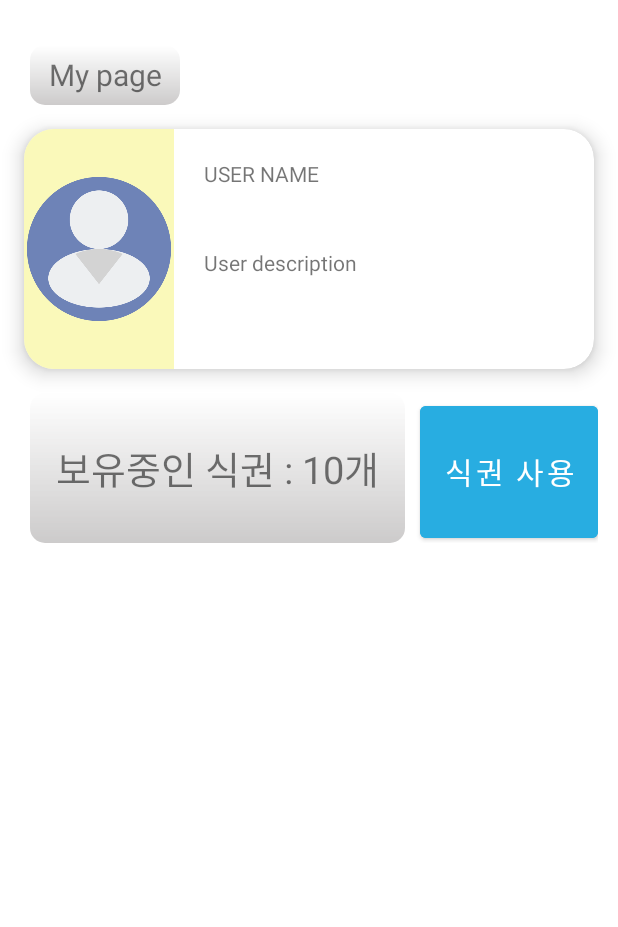
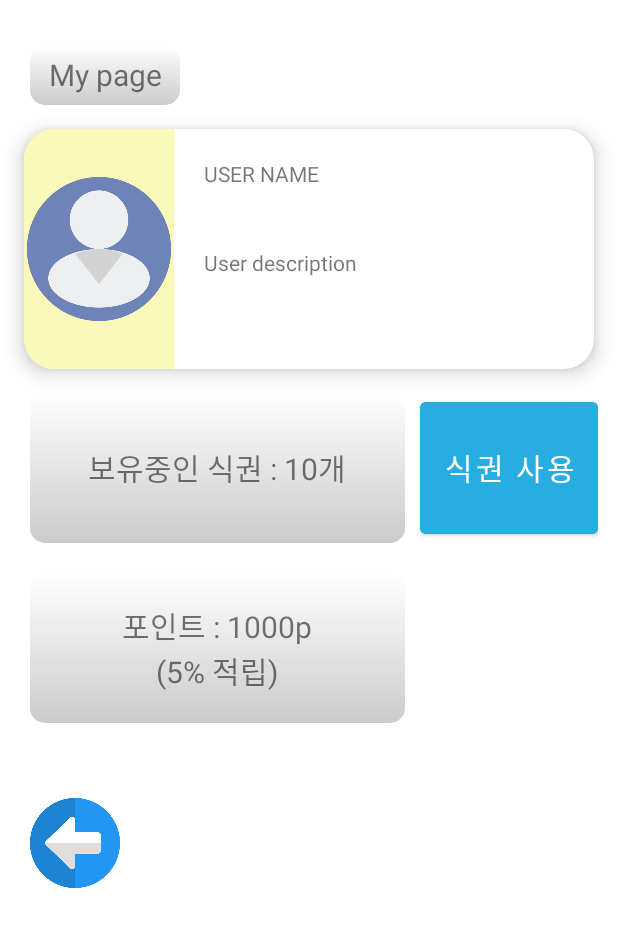
Before and after one commit to mjkmain/Android-Cafeteria-Project, an Android app: the layout mypage.xml on its own in the app's theme, with its tools: preview values and no code run, on a phone screen of 412 x 824 dp. Shown: the top 927 px of the screen. Run offline under Robolectric (Android 15) with nearby library versions, the phone set to English and light mode, and no system bars.

Commit message:
05.18commit

```diff
--- a/app/src/main/AndroidManifest.xml
+++ b/app/src/main/AndroidManifest.xml
@@ -20,6 +20,8 @@
         </activity>
 
         <activity android:name=".MainDisplay"/>
+        <activity android:name=".MyPage"/>
+        <activity android:name=".DiffMenuSelec"/>
     </application>
 
 </manifest>
--- a/app/src/main/res/layout/mypage.xml
+++ b/app/src/main/res/layout/mypage.xml
@@ -17,6 +17,7 @@
         />
 
     <androidx.cardview.widget.CardView
+        android:id="@+id/cd_user"
         android:layout_width="wrap_content"
         android:layout_height="wrap_content"
         app:cardCornerRadius="20dp"
@@ -65,7 +66,7 @@
             android:layout_height="100dp"
             android:text="보유중인 식권 : 10개"
             android:background="@drawable/text_background"
-            android:textSize="25dp"
+            android:textSize="20dp"
             />
 
         <Button
@@ -78,5 +79,26 @@
     </LinearLayout>
 
 
+    <TextView
+        android:layout_margin="20dp"
+        android:layout_width="250dp"
+        android:layout_height="100dp"
+        android:text="포인트 : 1000p\n(5% 적립)"
+        android:background="@drawable/text_background"
+        android:textSize="20dp"
+        android:gravity="center"
+
+        />
+    <ImageButton
+        android:id="@+id/mp_prev"
+        android:layout_marginTop="30dp"
+        android:layout_marginLeft="20dp"
+        android:layout_width="60dp"
+        android:layout_height="60dp"
+        android:background="@drawable/round_button"
+        android:scaleType="fitXY"
+        android:src="@drawable/previous" />
+
+
 
 </LinearLayout>
```
Also changed, not shown: app/src/main/java/com/example/project/DiffMenuSelec.java (added, +104 -0 lines), app/src/main/java/com/example/project/MainDisplay.java (+17 -0 lines), app/src/main/java/com/example/project/MyPage.java (+24 -1 lines), app/src/main/res/layout/diffmenuselec.xml (added, +25 -0 lines), app/src/main/res/layout/listview_item.xml (added, +57 -0 lines), app/src/main/res/drawable-v24/img1.png (added), app/src/main/res/drawable-v24/img2.png (added), app/src/main/res/drawable-v24/img3.png (added), app/src/main/res/drawable-v24/img4.png (added), app/src/main/res/drawable-v24/img5.png (added).
